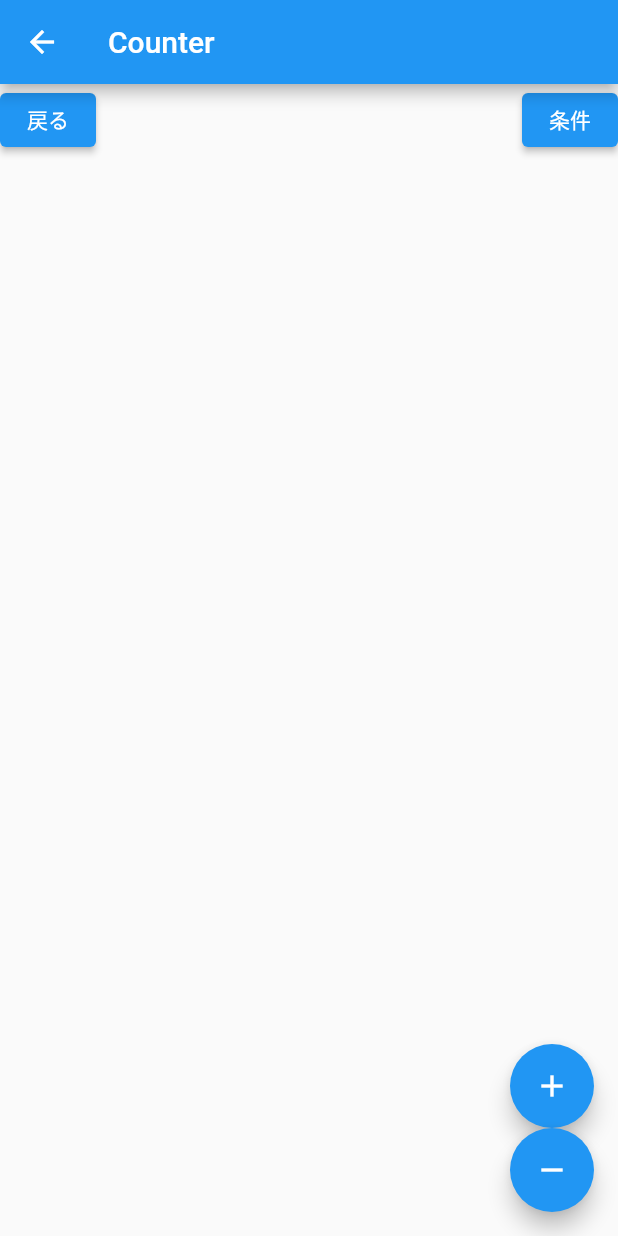
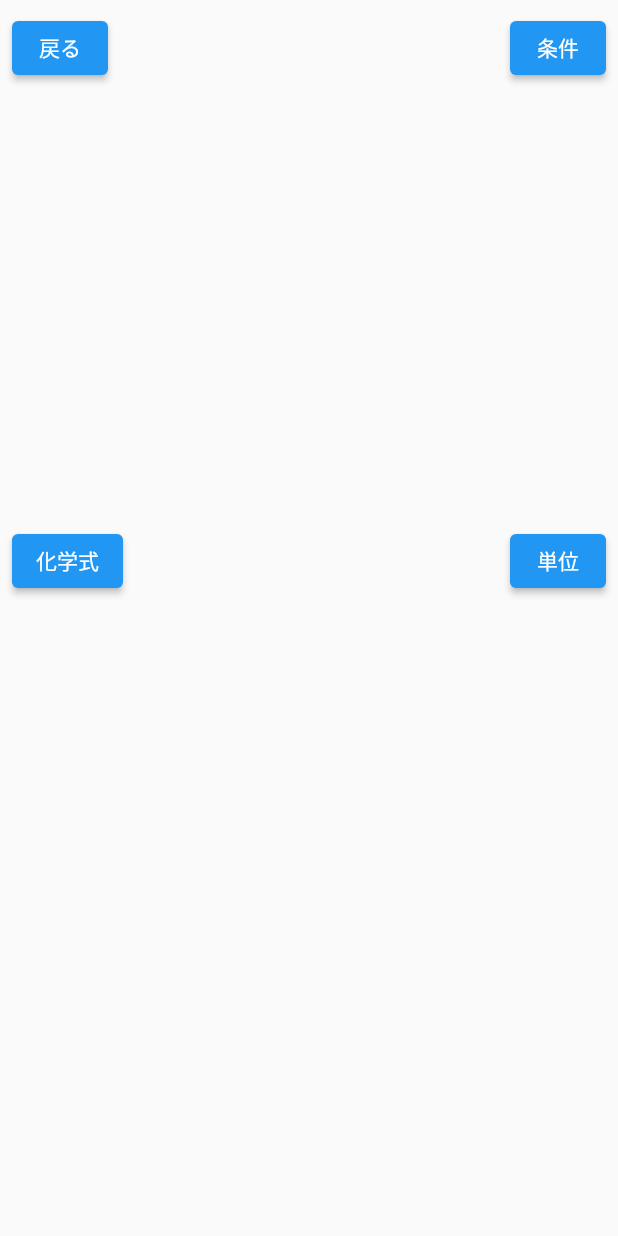
Before and after one commit to RyoSakon001/degree-quiz, a Flutter app: the DataView screen opened directly, on a phone screen of 412 x 824 dp. Run offline on Flutter 3.47's test engine with Material 2 defaults, Android fonts, the phone set to English and light mode, and no system bars; our stand-ins replace cloud_firestore, firebase_core, flutter_bloc, shared_preferences; missing offline and left inert: flutter_overboard; accounts and stored records are empty.

Commit message:
レイアウト修正

```diff
--- a/lib/game_page.dart
+++ b/lib/game_page.dart
@@ -28,8 +28,10 @@ class DataView extends StatelessWidget {
   @override
   Widget build(BuildContext context) {
     return Scaffold(
-      appBar: AppBar(title: const Text('Counter')),
-      body: Center(
+      body: SafeArea(
+        child: Padding(
+          padding: const EdgeInsets.all(8.0),
+          child: Center(
             child: Column(
               children: [
                 Row(
@@ -55,26 +57,32 @@ class DataView extends StatelessWidget {
                   builder: (context, degree) => Text(degree.name,
                       style: Theme.of(context).textTheme.headline1),
                 ),
+                SizedBox(height: 32),
+                Row(
+                  mainAxisAlignment: MainAxisAlignment.spaceBetween,
+                  children: [
+                    ElevatedButton(
+                      onPressed: () {
+                        context
+                            .read<SubstanceBloc>()
+                            .add(SubstanceIncrementPressed());
+                      },
+                      child: Text('化学式'),
+                    ),
+                    ElevatedButton(
+                      onPressed: () {
+                        context
+                            .read<DegreeBloc>()
+                            .add(DegreeIncrementPressed());
+                      },
+                      child: Text('単位'),
+                    ),
+                  ],
+                ),
               ],
             ),
           ),
-      floatingActionButton: Column(
-        crossAxisAlignment: CrossAxisAlignment.end,
-        mainAxisAlignment: MainAxisAlignment.end,
-        children: <Widget>[
-          FloatingActionButton(
-            child: const Icon(Icons.add),
-            onPressed: () {
-              context.read<SubstanceBloc>().add(SubstanceIncrementPressed());
-            },
         ),
-          FloatingActionButton(
-            child: const Icon(Icons.remove),
-            onPressed: () {
-              context.read<DegreeBloc>().add(DegreeIncrementPressed());
-            },
-          ),
-        ],
       ),
     );
   }
```
Lines whose indentation alone changed are shown as unchanged.
